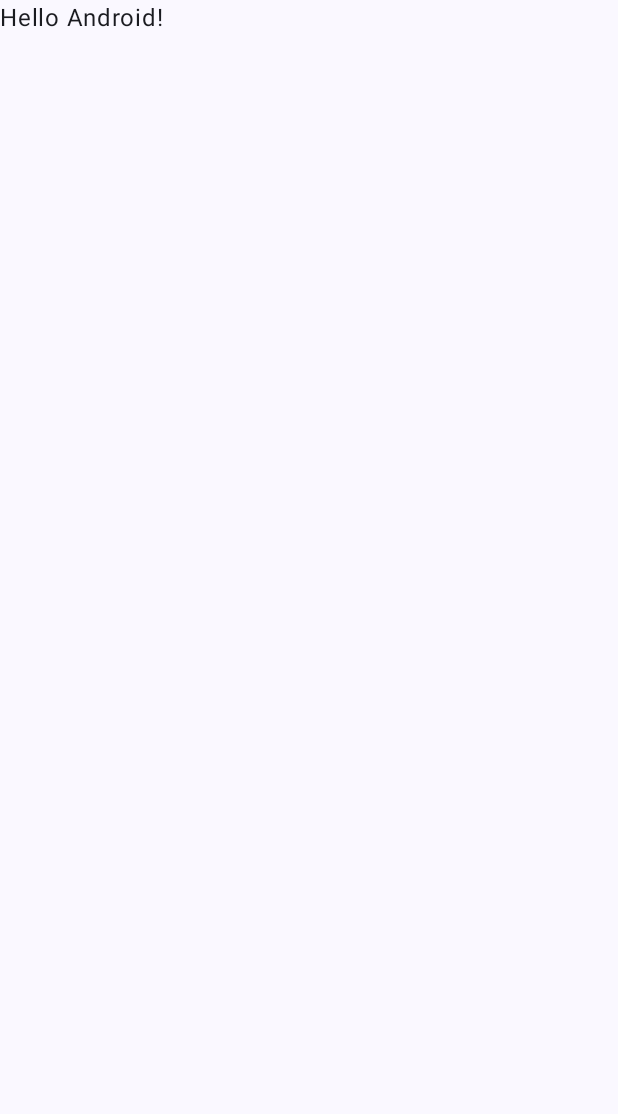
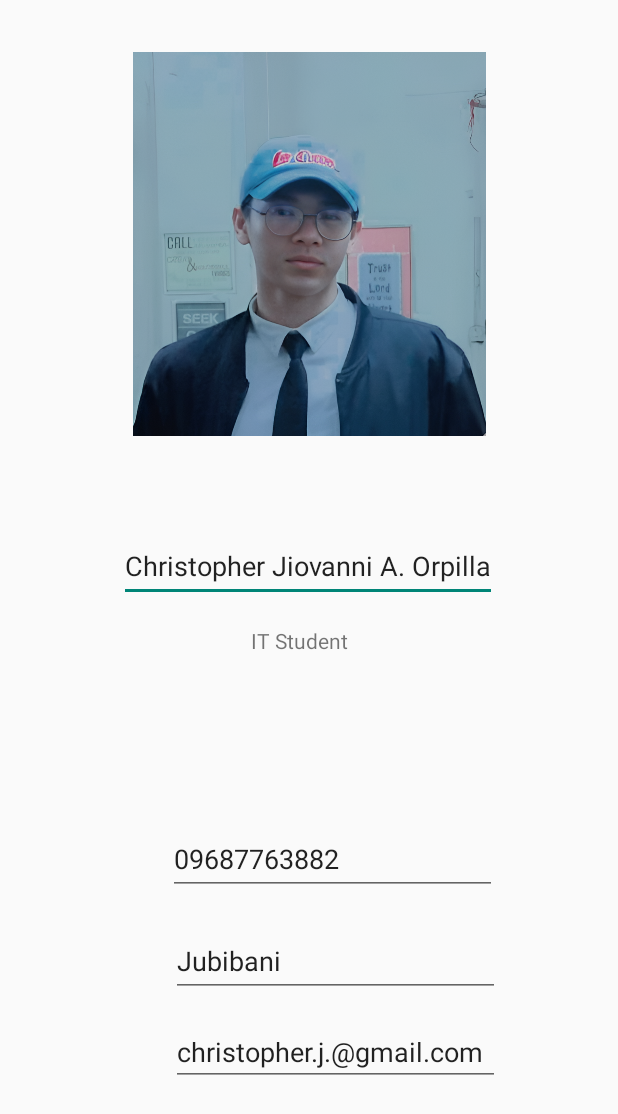
Before and after one commit to Jubibani/cc17-3k-orpilla-christopher-pract1, an Android app built with Jetpack Compose: the screen it shows after launch (MainActivity), on a phone screen of 412 x 824 dp. Before the commit the part shown is almost empty. Shown: the top 1114 px of the screen. Run offline under Robolectric (Android 15) with nearby library versions, the phone set to English and light mode, and no system bars.

Commit message:
Add UI with Constraint Layout

```diff
--- a/app/build.gradle.kts
+++ b/app/build.gradle.kts
@@ -59,6 +59,7 @@ dependencies {
     implementation(libs.androidx.ui.graphics)
     implementation(libs.androidx.ui.tooling.preview)
     implementation(libs.androidx.material3)
+    implementation(libs.androidx.constraintlayout)
     testImplementation(libs.junit)
     androidTestImplementation(libs.androidx.junit)
     androidTestImplementation(libs.androidx.espresso.core)
--- a/app/src/main/java/com/example/pract1/MainActivity.kt
+++ b/app/src/main/java/com/example/pract1/MainActivity.kt
@@ -2,46 +2,14 @@ package com.example.pract1
 
 import android.os.Bundle
 import androidx.activity.ComponentActivity
-import androidx.activity.compose.setContent
 import androidx.activity.enableEdgeToEdge
-import androidx.compose.foundation.layout.fillMaxSize
-import androidx.compose.foundation.layout.padding
-import androidx.compose.material3.Scaffold
-import androidx.compose.material3.Text
-import androidx.compose.runtime.Composable
-import androidx.compose.ui.Modifier
-import androidx.compose.ui.tooling.preview.Preview
-import com.example.pract1.ui.theme.Pract1Theme
+
 
 class MainActivity : ComponentActivity() {
     override fun onCreate(savedInstanceState: Bundle?) {
         super.onCreate(savedInstanceState)
         enableEdgeToEdge()
-        setContent {
-            Pract1Theme {
-                Scaffold(modifier = Modifier.fillMaxSize()) { innerPadding ->
-                    Greeting(
-                        name = "Android",
-                        modifier = Modifier.padding(innerPadding)
-                    )
-                }
-            }
-        }
+        setContentView(R.layout.activity_main)
+
     }
 }
-
-@Composable
-fun Greeting(name: String, modifier: Modifier = Modifier) {
-    Text(
-        text = "Hello $name!",
-        modifier = modifier
-    )
-}
-
-@Preview(showBackground = true)
-@Composable
-fun GreetingPreview() {
-    Pract1Theme {
-        Greeting("Android")
-    }
-}
--- a/app/src/main/res/layout/activity_main.xml
+++ b/app/src/main/res/layout/activity_main.xml
@@ -1,7 +1,90 @@
 <?xml version="1.0" encoding="utf-8"?>
-<LinearLayout xmlns:android="http://schemas.android.com/apk/res/android"
-    android:orientation="vertical"
+<androidx.constraintlayout.widget.ConstraintLayout xmlns:android="http://schemas.android.com/apk/res/android"
+    xmlns:app="http://schemas.android.com/apk/res-auto"
+    xmlns:tools="http://schemas.android.com/tools"
+    android:id="@+id/linearLayout"
     android:layout_width="match_parent"
     android:layout_height="match_parent">
 
-</LinearLayout>
+
+    <ImageView
+        android:id="@+id/imageView4"
+        android:layout_width="235dp"
+        android:layout_height="325dp"
+        android:contentDescription="TODO"
+        android:src="@drawable/professional_me_enhanced"
+        app:layout_constraintEnd_toEndOf="parent"
+        app:layout_constraintStart_toStartOf="parent"
+        tools:layout_editor_absoluteY="68dp"
+        tools:ignore="ContentDescription,HardcodedText,MissingConstraints" />
+
+    <EditText
+        android:id="@+id/editTextText"
+        android:layout_width="252dp"
+        android:layout_height="48dp"
+        android:layout_marginTop="28dp"
+        android:autofillHints=""
+        android:ems="10"
+        android:inputType="text"
+        android:text="@string/christopher_jiovanni_a_orpilla"
+        app:layout_constraintEnd_toEndOf="parent"
+        app:layout_constraintHorizontal_bias="0.496"
+        app:layout_constraintStart_toStartOf="parent"
+        app:layout_constraintTop_toBottomOf="@+id/imageView4"
+        tools:ignore="LabelFor,TextSizeCheck" />
+
+    <TextView
+        android:id="@+id/textView5"
+        android:layout_width="77dp"
+        android:layout_height="22dp"
+        android:layout_marginTop="16dp"
+        android:autofillHints=""
+        android:text="@string/it_student"
+        app:layout_constraintEnd_toEndOf="parent"
+        app:layout_constraintStart_toStartOf="parent"
+        app:layout_constraintTop_toBottomOf="@+id/editTextText"
+        tools:ignore="TextSizeCheck" />
+
+    <EditText
+        android:id="@+id/editTextText2"
+        android:layout_width="219dp"
+        android:layout_height="48dp"
+        android:layout_marginBottom="20dp"
+        android:ems="10"
+        android:inputType="text"
+        android:text="@string/_09687763882"
+        app:layout_constraintBottom_toTopOf="@+id/editTextText3"
+        app:layout_constraintEnd_toEndOf="parent"
+        app:layout_constraintHorizontal_bias="0.583"
+        app:layout_constraintStart_toStartOf="parent"
+        tools:ignore="Autofill,LabelFor" />
+
+    <EditText
+        android:id="@+id/editTextText3"
+        android:layout_width="219dp"
+        android:layout_height="48dp"
+        android:layout_marginBottom="20dp"
+        android:ems="10"
+        android:inputType="text"
+        android:text="Jubibani"
+        app:layout_constraintBottom_toTopOf="@+id/editTextText4"
+        app:layout_constraintEnd_toEndOf="parent"
+        app:layout_constraintHorizontal_bias="0.593"
+        app:layout_constraintStart_toStartOf="parent"
+        tools:ignore="Autofill,DuplicateSpeakableTextCheck,HardcodedText,LabelFor" />
+
+    <EditText
+        android:id="@+id/editTextText4"
+        android:layout_width="219dp"
+        android:layout_height="39dp"
+        android:layout_marginBottom="100dp"
+        android:ems="10"
+        android:inputType="text"
+        android:text="christopher.j.@gmail.com"
+        app:layout_constraintBottom_toBottomOf="parent"
+        app:layout_constraintEnd_toEndOf="parent"
+        app:layout_constraintHorizontal_bias="0.593"
+        app:layout_constraintStart_toStartOf="parent"
+        tools:ignore="Autofill,HardcodedText,LabelFor,TouchTargetSizeCheck,TextSizeCheck" />
+
+</androidx.constraintlayout.widget.ConstraintLayout>
--- a/app/src/main/res/values/strings.xml
+++ b/app/src/main/res/values/strings.xml
@@ -1,3 +1,6 @@
 <resources>
     <string name="app_name">pract1</string>
+    <string name="christopher_jiovanni_a_orpilla">Christopher Jiovanni A. Orpilla</string>
+    <string name="_09687763882">09687763882</string>
+    <string name="it_student">IT Student</string>
 </resources>
--- a/gradle/libs.versions.toml
+++ b/gradle/libs.versions.toml
@@ -8,6 +8,7 @@ espressoCore = "3.6.1"
 lifecycleRuntimeKtx = "2.8.5"
 activityCompose = "1.9.2"
 composeBom = "2024.04.01"
+constraintlayout = "2.1.4"
 
 [libraries]
 androidx-core-ktx = { group = "androidx.core", name = "core-ktx", version.ref = "coreKtx" }
@@ -24,6 +25,7 @@ androidx-ui-tooling-preview = { group = "androidx.compose.ui", name = "ui-toolin
 androidx-ui-test-manifest = { group = "androidx.compose.ui", name = "ui-test-manifest" }
 androidx-ui-test-junit4 = { group = "androidx.compose.ui", name = "ui-test-junit4" }
 androidx-material3 = { group = "androidx.compose.material3", name = "material3" }
+androidx-constraintlayout = { group = "androidx.constraintlayout", name = "constraintlayout", version.ref = "constraintlayout" }
 
 [plugins]
 android-application = { id = "com.android.application", version.ref = "agp" }
```
Also changed, not shown: app/src/main/res/drawable/professional_me_enhanced.png (added).
